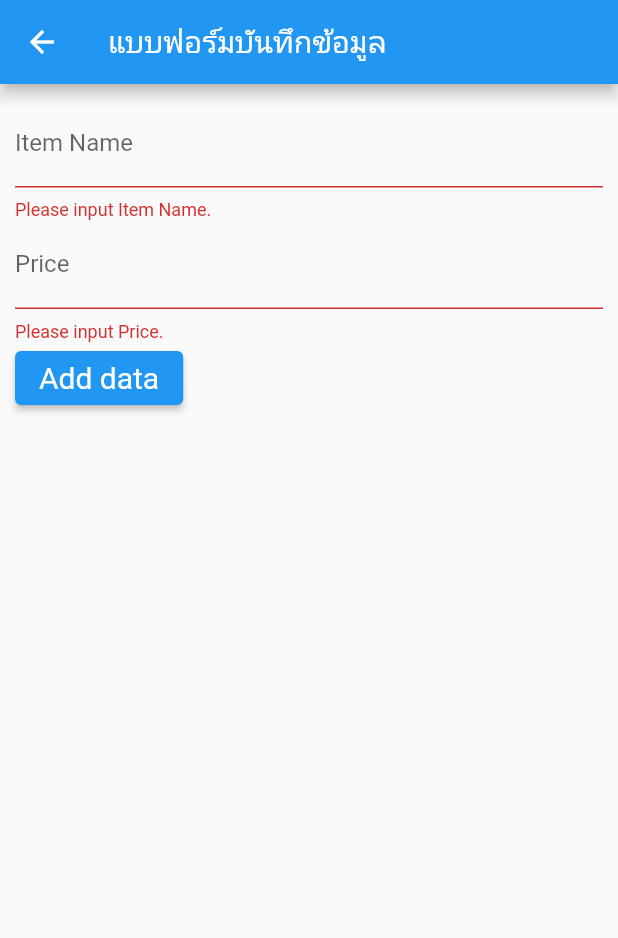
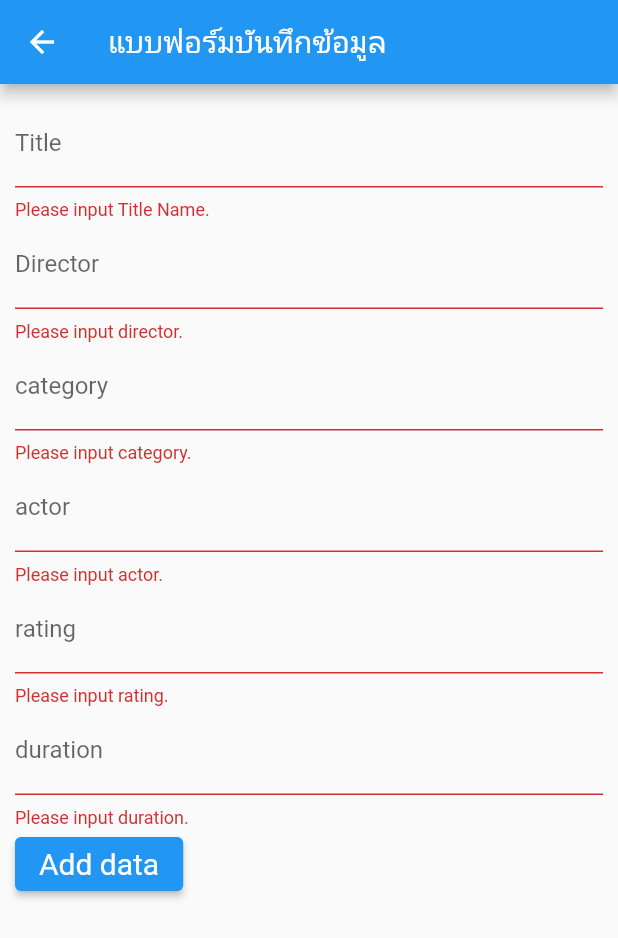
Before and after one commit to MarkKh/flutter-movie-management, a Flutter app: the FormScreen screen opened directly, after a tap on "Add data", on a phone screen of 412 x 824 dp. Shown: the top 938 px of the screen. Run offline on Flutter 3.47's test engine with Material 2 defaults, Android fonts, the phone set to English and light mode, and no system bars; our stand-ins replace sembast.

Commit message:
feat: form data

```diff
--- a/lib/screens/form_screen.dart
+++ b/lib/screens/form_screen.dart
@@ -12,6 +12,11 @@ class FormScreen extends StatelessWidget {
   //Controller
   final titleController = TextEditingController();
   final amountController = TextEditingController();
+  final durationController = TextEditingController();
+  final directorController = TextEditingController();
+  final ratingController = TextEditingController();
+  final categoryController = TextEditingController();
+  final actorController = TextEditingController();
 
   final ButtonStyle style =
       ElevatedButton.styleFrom(textStyle: const TextStyle(fontSize: 20));
@@ -32,26 +37,80 @@ class FormScreen extends StatelessWidget {
                   crossAxisAlignment: CrossAxisAlignment.start,
                   children: [
                     TextFormField(
-                      decoration: const InputDecoration(labelText: "Item Name"),
+                      //Title
+                      decoration: const InputDecoration(labelText: "Title"),
                       autofocus: false,
                       controller: titleController,
                       validator: (String? str) {
                         if (str!.isEmpty) {
-                          return "Please input Item Name.";
+                          return "Please input Title Name.";
                         }
                         return null;
                       },
                     ),
                     TextFormField(
-                      decoration: const InputDecoration(labelText: "Price"),
-                      keyboardType: TextInputType.number,
-                      controller: amountController,
+                      //Title
+                      decoration: const InputDecoration(labelText: "Director"),
+                      autofocus: false,
+                      controller: directorController,
                       validator: (String? str) {
                         if (str!.isEmpty) {
-                          return "Please input Price.";
+                          return "Please input director.";
+                        }
+                        return null;
+                      },
+                    ),
+                    TextFormField(
+                      //Title
+                      decoration: const InputDecoration(labelText: "category"),
+                      autofocus: false,
+                      controller: categoryController,
+                      validator: (String? str) {
+                        if (str!.isEmpty) {
+                          return "Please input category.";
+                        }
+                        return null;
+                      },
+                    ),
+                    TextFormField(
+                      //Title
+                      decoration: const InputDecoration(labelText: "actor"),
+                      autofocus: false,
+                      controller: actorController,
+                      validator: (String? str) {
+                        if (str!.isEmpty) {
+                          return "Please input actor.";
+                        }
+                        return null;
+                      },
+                    ),
+                    TextFormField(
+                      //Title
+                      decoration: const InputDecoration(labelText: "rating"),
+                      keyboardType: TextInputType.number,
+                      autofocus: false,
+                      controller: ratingController,
+                      validator: (String? str) {
+                        if (str!.isEmpty) {
+                          return "Please input rating.";
                         }
                         if (double.parse(str) <= 0) {
-                          return "Please input Price more than 0.";
+                          return "Please input rating more than 0.";
+                        }
+                        return null;
+                      },
+                    ),
+                    TextFormField(
+                      //Duration
+                      decoration: const InputDecoration(labelText: "duration"),
+                      keyboardType: TextInputType.number,
+                      controller: durationController,
+                      validator: (String? str) {
+                        if (str!.isEmpty) {
+                          return "Please input duration.";
+                        }
+                        if (double.parse(str) <= 0) {
+                          return "Please input duration more than 0.";
                         }
                         return null;
                       },
@@ -61,17 +120,26 @@ class FormScreen extends StatelessWidget {
                         onPressed: () {
                           if (formKey.currentState!.validate()) {
                             var title = titleController.text;
-                            var amount = double.parse(amountController.text);
+                            var director = directorController.text;
+                            var duration =
+                                double.parse(durationController.text);
+                            var rating = double.parse(ratingController.text);
+                            var category = categoryController.text;
+                            var actor = actorController.text;
 
                             // call provider
                             var provider = Provider.of<TransactionProvider>(
                                 context,
                                 listen: false);
                             Transactions item = Transactions(
-                                title: title,
-                                amount: amount,
-                                date: DateFormat('yyyy-MM-dd - kk:mm:ss')
-                                    .format(DateTime.now()));
+                              title: title,
+                              director: director,
+                              duration: duration,
+                              rating: rating,
+                              category: category,
+                              actor: actor,
+                            );
+
                             provider.addTransaction(item);
                             Navigator.pop(context);
                           }
```
